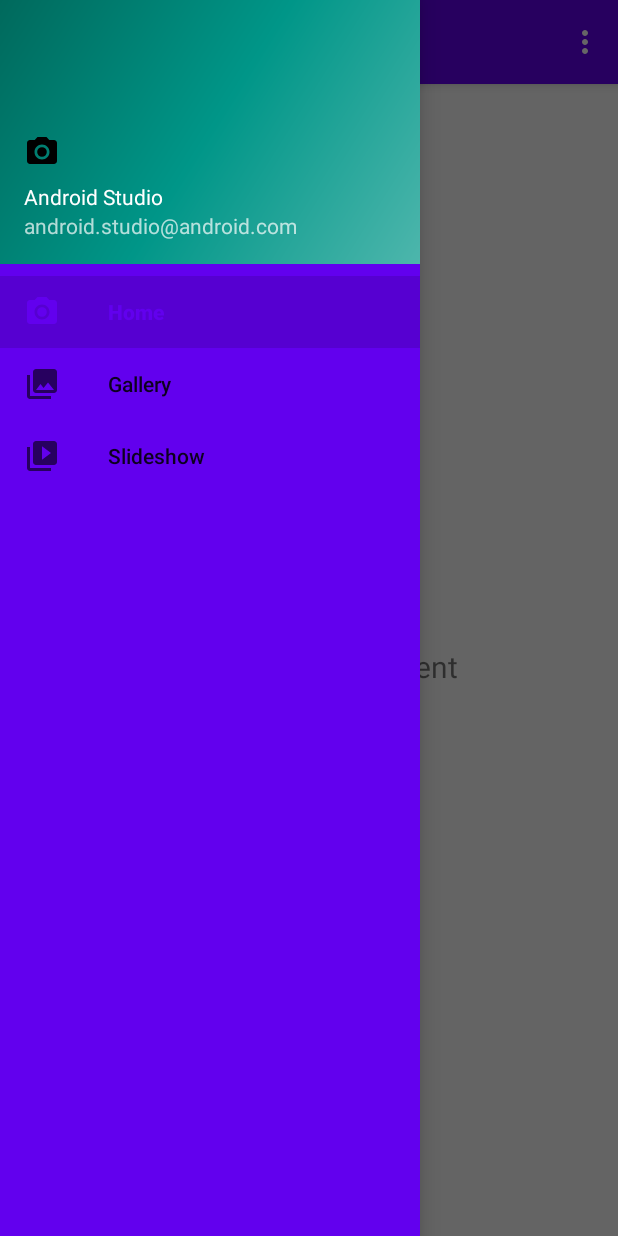
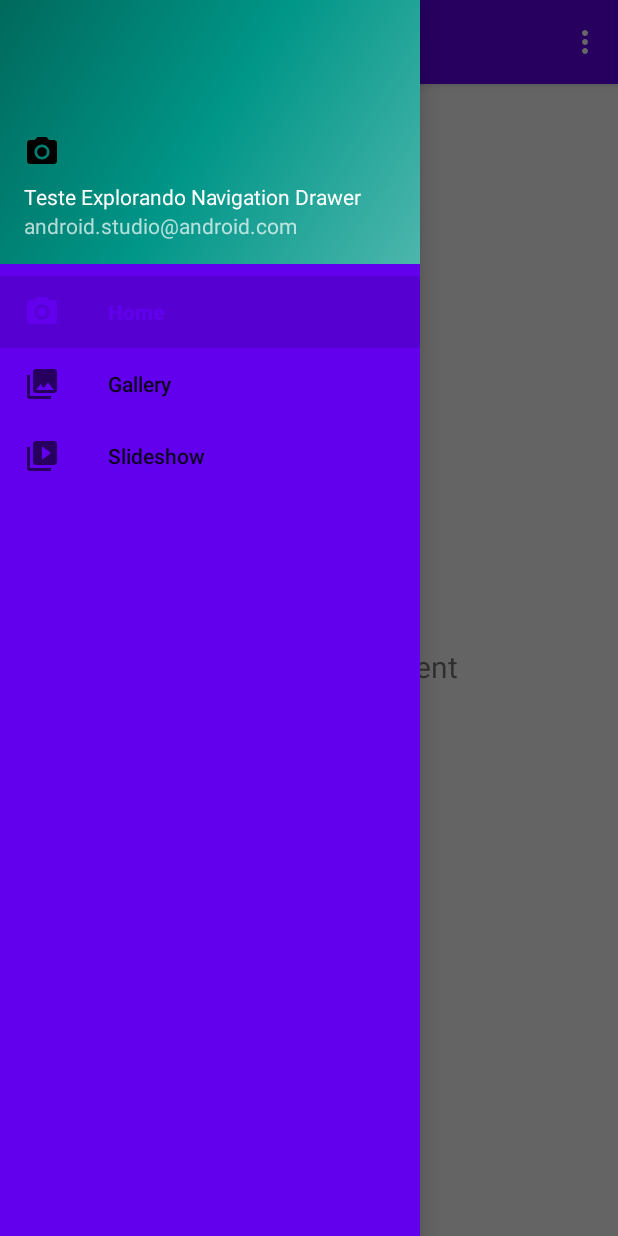
Before and after one commit to RaquelMariah/AndroidExampleNavigationDrawer, an Android app: the screen it shows after launch (MainActivity), with the side drawer open, on a phone screen of 412 x 824 dp. Run offline under Robolectric (Android 15) with nearby library versions, the phone set to English and light mode, and no system bars; our stand-ins replace navigation-ui.

Commit message:
Alterada String do Navigation View

```diff
--- a/app/src/main/res/layout/nav_header_main.xml
+++ b/app/src/main/res/layout/nav_header_main.xml
@@ -24,7 +24,7 @@
         android:layout_width="match_parent"
         android:layout_height="wrap_content"
         android:paddingTop="@dimen/nav_header_vertical_spacing"
-        android:text="@string/nav_header_title"
+        android:text="@string/teste_navigation_drawer"
         android:textAppearance="@style/TextAppearance.AppCompat.Body1" />
 
     <TextView
--- a/app/src/main/res/values/strings.xml
+++ b/app/src/main/res/values/strings.xml
@@ -10,4 +10,5 @@
     <string name="menu_home">Home</string>
     <string name="menu_gallery">Gallery</string>
     <string name="menu_slideshow">Slideshow</string>
+    <string name="teste_navigation_drawer">Teste Explorando Navigation Drawer</string>
 </resources>
```
